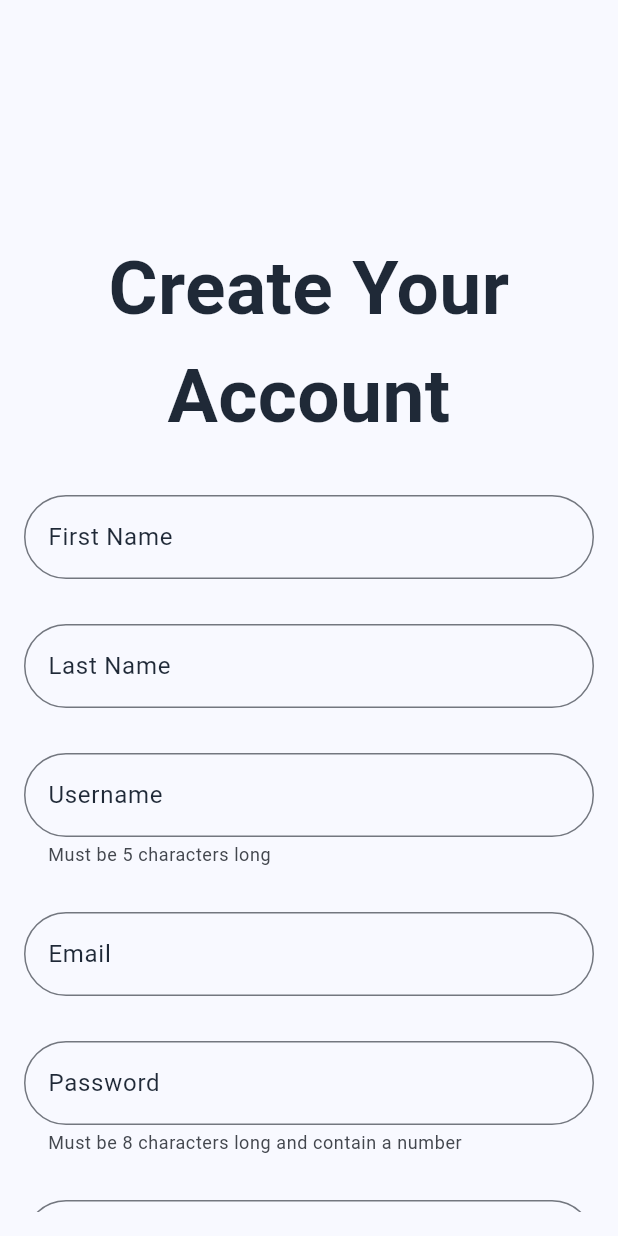
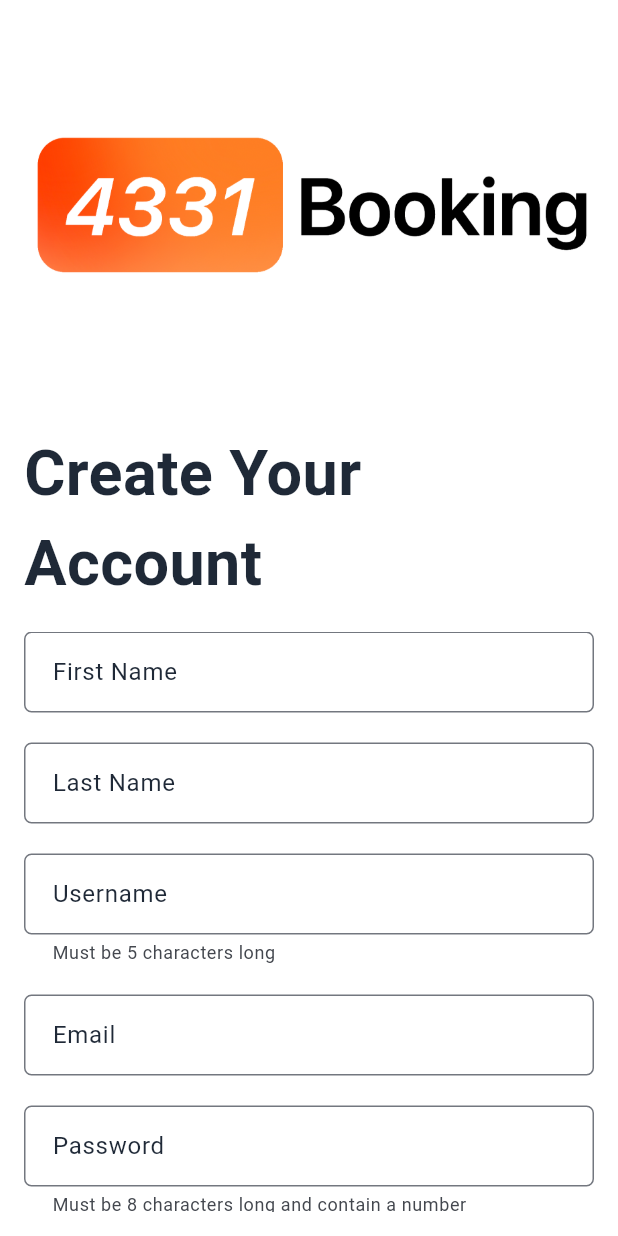
Before and after one commit to FarisAlamoudi/BigProject, a Flutter app: the SignUpPage screen opened directly, on a phone screen of 412 x 824 dp. Run offline on Flutter 3.47's test engine with Material 3 defaults, Android fonts, the phone set to English and light mode, and no system bars; missing offline and left inert: mongo_dart; Roboto replaces fonts that are missing (SpaceMono).

Commit message:
Update sign_up_page.dart

```diff
--- a/frontendMobile/lib/sign_up_page.dart
+++ b/frontendMobile/lib/sign_up_page.dart
@@ -60,62 +60,29 @@ class _SignUpPageState extends State<SignUpPage> {
 
       if (response.statusCode == 201) {
         final Map<String, dynamic> jsonResponse = jsonDecode(response.body);
-        showDialog(
-          context: context,
-          builder: (BuildContext context) {
-            return AlertDialog(
-              title: const Text('Sign Up Successful'),
+        ScaffoldMessenger.of(context).showSnackBar(
+          SnackBar(
             content: Text(jsonResponse['message']),
-              actions: <Widget>[
-                TextButton(
-                  child: const Text('OK'),
-                  onPressed: () {
-                    Navigator.of(context).pop();
+            backgroundColor: Colors.green,
+          ),
+        );
         Navigator.pushNamed(context, '/login');
-                  },
-                ),
-              ],
-            );
-          },
-        );
       } else {
         final Map<String, dynamic> jsonResponse = jsonDecode(response.body);
-        showDialog(
-          context: context,
-          builder: (BuildContext context) {
-            return AlertDialog(
-              title: const Text('Sign Up Error'),
+        ScaffoldMessenger.of(context).showSnackBar(
+          SnackBar(
             content: Text(jsonResponse['message'] ?? 'Unknown error'),
-              actions: <Widget>[
-                TextButton(
-                  child: const Text('OK'),
-                  onPressed: () {
-                    Navigator.of(context).pop();
-                  },
+            backgroundColor: Colors.red,
           ),
-              ],
-            );
-          },
         );
       }
     } catch (e) {
       print(e.toString());
-      showDialog(
-        context: context,
-        builder: (BuildContext context) {
-          return AlertDialog(
-            title: const Text('Sign Up Error'),
-            content: const Text('Failed to connect to the server. Please try again later.'),
-            actions: <Widget>[
-              TextButton(
-                child: const Text('OK'),
-                onPressed: () {
-                  Navigator.of(context).pop();
-                },
+      ScaffoldMessenger.of(context).showSnackBar(
+        const SnackBar(
+          content: Text('Failed to connect to the server. Please try again later.'),
+          backgroundColor: Colors.red,
         ),
-            ],
-          );
-        },
       );
     }
   }
@@ -123,35 +90,47 @@ class _SignUpPageState extends State<SignUpPage> {
   @override
   Widget build(BuildContext context) {
     return Scaffold(
-      body: Padding(
-        padding: const EdgeInsets.all(16.0),
-        child: Column(
+      backgroundColor: Colors.white,
+      body: Column(
         children: [
           Container(
             alignment: Alignment.center,
-              padding: const EdgeInsets.symmetric(vertical: 20.0),
+            padding: const EdgeInsets.symmetric(horizontal: 16.0, vertical: 10.0),
+            child: Image.asset(
+              'assets/TheLogo.png',
+              height: 250,
+              width: 450,
             ),
+          ),
+          Expanded(
+            child: Container(
+              padding: const EdgeInsets.all(16.0),
+              child: Column(
+                crossAxisAlignment: CrossAxisAlignment.stretch,
+                children: [
+                  const Center(
+                    child: Text(
+                      'Create Your Account',
+                      style: TextStyle(
+                        fontSize: 42,
+                        fontWeight: FontWeight.bold,
+                        fontFamily: 'SpaceMono',
+                        color: Color.fromARGB(255, 31, 41, 55),
+                      ),
+                    ),
+                  ),
+                  const SizedBox(height: 15),
                   Expanded(
                     child: Form(
                       key: _formKey,
                       child: ListView(
-                  children: <Widget>[
-                    const SizedBox(height: 100),
-                    const Text(
-                      'Create Your Account',
-                      style: TextStyle(
-                        fontSize: 50,
-                        fontWeight: FontWeight.bold,
-                        color: Color.fromARGB(255, 31, 41, 55),
-                      ),
-                      textAlign: TextAlign.center,
-                    ),
-                    const SizedBox(height: 30),
+                        children: [
                           TextFormField(
                             controller: _firstNameController,
                             decoration: InputDecoration(
+                              contentPadding: const EdgeInsets.symmetric(vertical: 15.0, horizontal: 15),
                               border: OutlineInputBorder(
-                          borderRadius: BorderRadius.circular(200.0),
+                                borderRadius: BorderRadius.circular(5.0),
                                 borderSide: const BorderSide(color: Color.fromARGB(255, 31, 41, 55), width: 2.0),
                               ),
                               labelText: 'First Name',
@@ -164,12 +143,13 @@ class _SignUpPageState extends State<SignUpPage> {
                             },
                             autovalidateMode: AutovalidateMode.onUserInteraction,
                           ),
-                    const SizedBox(height: 30),
+                          const SizedBox(height: 20),
                           TextFormField(
                             controller: _lastNameController,
                             decoration: InputDecoration(
+                              contentPadding: const EdgeInsets.symmetric(vertical: 15.0, horizontal: 15),
                               border: OutlineInputBorder(
-                          borderRadius: BorderRadius.circular(200.0),
+                                borderRadius: BorderRadius.circular(5.0),
                                 borderSide: const BorderSide(color: Color.fromARGB(255, 31, 41, 55), width: 2.0),
                               ),
                               labelText: 'Last Name',
@@ -182,12 +162,13 @@ class _SignUpPageState extends State<SignUpPage> {
                             },
                             autovalidateMode: AutovalidateMode.onUserInteraction,
                           ),
-                    const SizedBox(height: 30),
+                          const SizedBox(height: 20),
                           TextFormField(
                             controller: _usernameController,
                             decoration: InputDecoration(
+                              contentPadding: const EdgeInsets.symmetric(vertical: 15.0, horizontal: 15),
                               border: OutlineInputBorder(
-                          borderRadius: BorderRadius.circular(200.0),
+                                borderRadius: BorderRadius.circular(5.0),
                                 borderSide: const BorderSide(color: Color.fromARGB(255, 31, 41, 55), width: 2.0),
                               ),
                               labelText: 'Username',
@@ -204,12 +185,13 @@ class _SignUpPageState extends State<SignUpPage> {
                             },
                             autovalidateMode: AutovalidateMode.onUserInteraction,
                           ),
-                    const SizedBox(height: 30),
+                          const SizedBox(height: 20),
                           TextFormField(
                             controller: _emailController,
                             decoration: InputDecoration(
+                              contentPadding: const EdgeInsets.symmetric(vertical: 15.0, horizontal: 15),
                               border: OutlineInputBorder(
-                          borderRadius: BorderRadius.circular(200.0),
+                                borderRadius: BorderRadius.circular(5.0),
                                 borderSide: const BorderSide(color: Color.fromARGB(255, 31, 41, 55), width: 2.0),
                               ),
                               labelText: 'Email',
@@ -222,12 +204,13 @@ class _SignUpPageState extends State<SignUpPage> {
                             },
                             autovalidateMode: AutovalidateMode.onUserInteraction,
                           ),
-                    const SizedBox(height: 30),
+                          const SizedBox(height: 20),
                           TextFormField(
                             controller: _passwordController,
                             decoration: InputDecoration(
+                              contentPadding: const EdgeInsets.symmetric(vertical: 15.0, horizontal: 15),
                               border: OutlineInputBorder(
-                          borderRadius: BorderRadius.circular(200.0),
+                                borderRadius: BorderRadius.circular(5.0),
                                 borderSide: const BorderSide(color: Color.fromARGB(255, 31, 41, 55), width: 2.0),
                               ),
                               labelText: 'Password',
@@ -248,12 +231,13 @@ class _SignUpPageState extends State<SignUpPage> {
                             obscureText: true,
                             autovalidateMode: AutovalidateMode.onUserInteraction,
                           ),
-                    const SizedBox(height: 30),
+                          const SizedBox(height: 20),
                           TextFormField(
                             controller: _passwordVerificationController,
                             decoration: InputDecoration(
+                              contentPadding: const EdgeInsets.symmetric(vertical: 15.0, horizontal: 15),
                               border: OutlineInputBorder(
-                          borderRadius: BorderRadius.circular(200.0),
+                                borderRadius: BorderRadius.circular(5.0),
                                 borderSide: const BorderSide(color: Color.fromARGB(255, 31, 41, 55), width: 2.0),
                               ),
                               labelText: 'Verify Password',
@@ -273,20 +257,26 @@ class _SignUpPageState extends State<SignUpPage> {
                           const SizedBox(height: 30),
                           ElevatedButton(
                             onPressed: () {
-                        if (_formKey.currentState!.validate()) {
+                              if (_formKey.currentState?.validate() ?? false) {
                                 signUp(context);
                               }
                             },
                             style: ElevatedButton.styleFrom(
+                              backgroundColor: const Color.fromARGB(255, 31, 41, 55),
+                              padding: const EdgeInsets.symmetric(vertical: 15.0),
                               shape: RoundedRectangleBorder(
-                          borderRadius: BorderRadius.circular(200.0),
+                                borderRadius: BorderRadius.circular(5.0),
                               ),
-                        backgroundColor: const Color.fromARGB(255, 31, 41, 55),
-                        minimumSize: const Size(double.infinity, 50),
+                              textStyle: const TextStyle(
+                                fontSize: 20,
+                                fontFamily: 'SpaceMono',
+                              ),
                             ),
                             child: const Text(
                               'Sign Up',
-                        style: TextStyle(fontSize: 20, color: Colors.white),
+                              style: TextStyle(
+                                color: Colors.white,
+                              ),
                             ),
                           ),
                           const SizedBox(height: 20),
@@ -297,11 +287,14 @@ class _SignUpPageState extends State<SignUpPage> {
                                 MaterialPageRoute(builder: (context) => const LoginPage()),
                               );
                             },
+                            style: TextButton.styleFrom(
+                              foregroundColor: const Color.fromARGB(255, 31, 41, 55),
+                            ),
                             child: const Text(
                               'Already have an account? Login!',
                               style: TextStyle(
-                          color: Color.fromARGB(255, 31, 41, 55),
-                          fontSize: 15, // Adjust the font size here
+                                fontSize: 15,
+                                fontFamily: 'SpaceMono',
                               ),
                             ),
                           ),
@@ -312,6 +305,9 @@ class _SignUpPageState extends State<SignUpPage> {
                 ],
               ),
             ),
+          ),
+        ],
+      ),
     );
   }
 }
```
Lines whose indentation alone changed are shown as unchanged.
